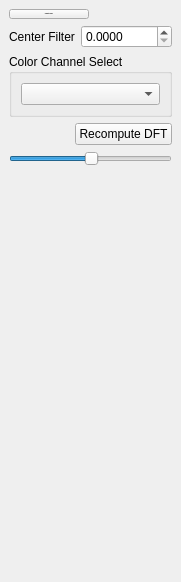
githubdoe/DFTFringe, file dfttools.ui: the form before one commit.
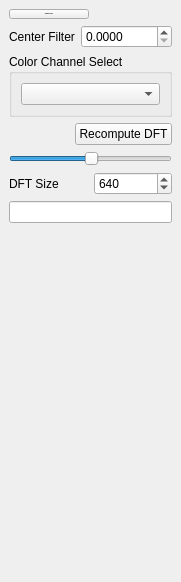
The form after the commit.

Diff of the .ui file:
```diff
--- a/dfttools.ui
+++ b/dfttools.ui
@@ -19,7 +19,7 @@
   <property name="minimumSize">
    <size>
     <width>176</width>
-    <height>239</height>
+    <height>282</height>
    </size>
   </property>
   <property name="windowTitle">
@@ -122,6 +122,40 @@
       </property>
      </widget>
     </item>
+    <item>
+     <layout class="QHBoxLayout" name="horizontalLayout">
+      <item>
+       <widget class="QLabel" name="label">
+        <property name="text">
+         <string>DFT Size</string>
+        </property>
+       </widget>
+      </item>
+      <item>
+       <widget class="QSpinBox" name="dftSizeSB">
+        <property name="minimum">
+         <number>100</number>
+        </property>
+        <property name="maximum">
+         <number>4000</number>
+        </property>
+        <property name="singleStep">
+         <number>100</number>
+        </property>
+        <property name="value">
+         <number>640</number>
+        </property>
+       </widget>
+      </item>
+     </layout>
+    </item>
+    <item>
+     <widget class="QLineEdit" name="imageSize">
+      <property name="readOnly">
+       <bool>true</bool>
+      </property>
+     </widget>
+    </item>
     <item>
      <spacer name="verticalSpacer">
       <property name="orientation">
```
Left out of the diff: 2 changed lines with no effect on the pictures.
